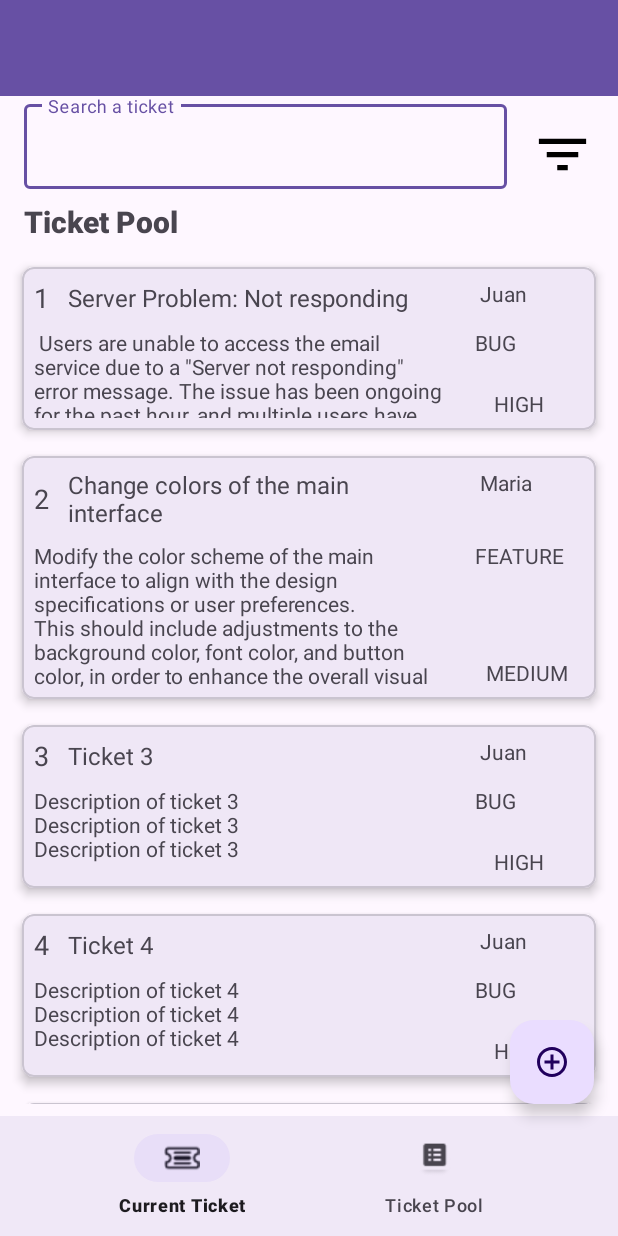
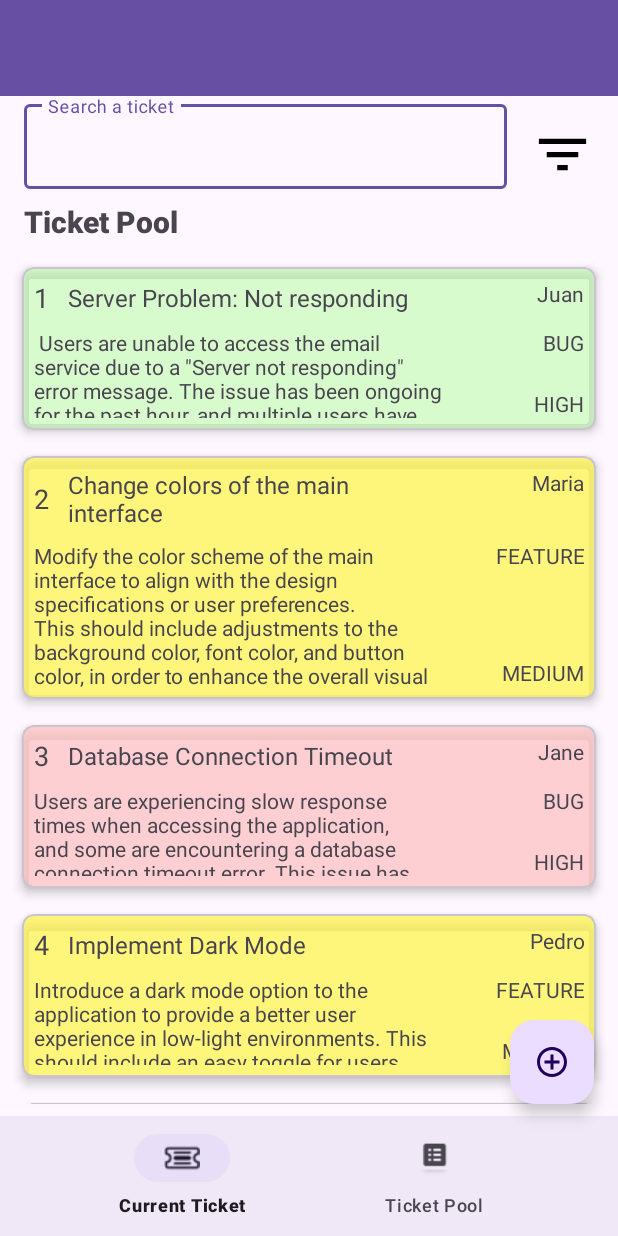
Before and after one commit to Kef131/HorasTicketTrackerIO, an Android app: the screen it shows after launch (MainActivity), after a tap on an icon or button, on a phone screen of 412 x 824 dp. Run offline under Robolectric (Android 15) with nearby library versions, the phone set to English and light mode, and no system bars; our stand-ins replace Room's generated code.

Commit message:
Added diferent color depending of status of ticket

```diff
--- a/app/src/main/java/mx/overcome/horastickettrackerio/data/model/TicketProvider.kt
+++ b/app/src/main/java/mx/overcome/horastickettrackerio/data/model/TicketProvider.kt
@@ -55,40 +55,45 @@ class TicketProvider {
             ),
             Ticket(
                 3,
-                "Ticket 3",
+                "Database Connection Timeout",
                 LocalDateTime.now().toDate(),
-                "Juan",
-                null,
+                "Jane",
+                "Development",
                 TicketType.BUG,
                 PriorityTicket.HIGH,
+                "1.1",
+                "Users are experiencing slow response times when accessing the application, " +
+                        "and some are encountering a database connection timeout error. This issue has been " +
+                        "reported by multiple users and needs to be investigated urgently.",
                 null,
-                "Description of ticket 3\nDescription of ticket 3\nDescription of ticket 3",
+                TicketState.RESOLVED
+            ),
+            Ticket(
+                4,
+                "Implement Dark Mode",
+                LocalDateTime.now().toDate(),
+                "Pedro",
+                "Design",
+                TicketType.FEATURE,
+                PriorityTicket.MEDIUM,
+                "1.03 Alpha",
+                "Introduce a dark mode option to the application to provide a better user experience " +
+                        "in low-light environments. This should include an easy toggle for users to switch " +
+                        "between light and dark mode according to their preferences.",
                 null,
                 TicketState.IN_PROGRESS
             ),
             Ticket(
-                4,
-                "Ticket 4",
+                5,
+                "Fix Broken Links in Help Documentation",
                 LocalDateTime.now().toDate(),
-                "Juan",
-                null,
+                "Samantha",
+                "Documentation",
                 TicketType.BUG,
-                PriorityTicket.HIGH,
-                null,
-                "Description of ticket 4\nDescription of ticket 4\nDescription of ticket 4",
-                null,
-                TicketState.RESOLVED
-            ),
-            Ticket(
-                5,
-                "Ticket 5",
-                LocalDateTime.now().toDate(),
-                "Juan",
-                null,
-                TicketType.BUG,
-                PriorityTicket.HIGH,
-                null,
-                "Description of ticket 5\nDescription of ticket 5\nDescription of ticket 5",
+                PriorityTicket.LOW,
+                "1.0",
+                "Several broken links have been reported in the help documentation. These need to be identified " +
+                        "and fixed to ensure users can easily navigate and access relevant information.",
                 null,
                 TicketState.ARCHIVED
             ),
--- a/app/src/main/java/mx/overcome/horastickettrackerio/domain/repository/TicketRepository.kt
+++ b/app/src/main/java/mx/overcome/horastickettrackerio/domain/repository/TicketRepository.kt
@@ -1,4 +1,5 @@
 package mx.overcome.horastickettrackerio.domain.repository
 
+//Here it will be handle the different options to get Ticket ( Locally with room, remotely with retrofit, etc)
 class TicketRepository {
 }
--- a/app/src/main/java/mx/overcome/horastickettrackerio/presentation/adapter/TicketListAdapter.kt
+++ b/app/src/main/java/mx/overcome/horastickettrackerio/presentation/adapter/TicketListAdapter.kt
@@ -5,8 +5,10 @@ import android.view.ViewGroup
 import androidx.recyclerview.widget.DiffUtil
 import androidx.recyclerview.widget.ListAdapter
 import androidx.recyclerview.widget.RecyclerView
+import mx.overcome.horastickettrackerio.R
 import mx.overcome.horastickettrackerio.data.model.Ticket
 import mx.overcome.horastickettrackerio.databinding.ItemTicketSummaryBinding
+import mx.overcome.horastickettrackerio.utils.TicketState
 
 
 class TicketListAdapter(private val clickListener: OnTicketClickListener) :
@@ -37,6 +39,12 @@ class TicketListAdapter(private val clickListener: OnTicketClickListener) :
             binding.root.setOnClickListener {
                 clickListener.onTicketClick(ticket)
             }
+            when(ticket.status) {
+                TicketState.OPEN -> binding.cardCardviewTicket.backgroundTintList = binding.root.context.resources.getColorStateList(R.color.openTicket)
+                TicketState.IN_PROGRESS -> binding.cardCardviewTicket.backgroundTintList = binding.root.context.resources.getColorStateList(R.color.inProgressTicket)
+                TicketState.RESOLVED -> binding.cardCardviewTicket.backgroundTintList = binding.root.context.resources.getColorStateList(R.color.resolvedTicket)
+                TicketState.ARCHIVED -> binding.cardCardviewTicket.backgroundTintList = binding.root.context.resources.getColorStateList(R.color.archivedTicket)
+            }
         }
     }
 
--- a/app/src/main/java/mx/overcome/horastickettrackerio/presentation/ui/activity/MainActivity.kt
+++ b/app/src/main/java/mx/overcome/horastickettrackerio/presentation/ui/activity/MainActivity.kt
@@ -2,9 +2,11 @@ package mx.overcome.horastickettrackerio.presentation.ui.activity
 
 import androidx.appcompat.app.AppCompatActivity
 import android.os.Bundle
+import android.widget.Toast
 import androidx.activity.viewModels
 import androidx.appcompat.app.AppCompatDelegate
 import androidx.fragment.app.activityViewModels
+import com.google.android.material.floatingactionbutton.FloatingActionButton
 import mx.overcome.horastickettrackerio.R
 import mx.overcome.horastickettrackerio.data.model.Ticket
 import mx.overcome.horastickettrackerio.databinding.ActivityMainBinding
@@ -24,7 +26,7 @@ class MainActivity : AppCompatActivity() {
         setContentView(binding.root)
         AppCompatDelegate.setDefaultNightMode(AppCompatDelegate.MODE_NIGHT_NO)
 
-        //Use fragment
+        // Add the fragment to the 'fragment_container' FrameLayout
         if (savedInstanceState == null) {
             supportFragmentManager
                 .beginTransaction()
@@ -32,10 +34,17 @@ class MainActivity : AppCompatActivity() {
                 .commit()
         }
 
+        // Add mock tickets
         binding.fabAddTicket.setOnClickListener {
             ticketViewModel.getAllTicketList()
+            Toast.makeText(this, "Mock Tickets Added", Toast.LENGTH_SHORT).show()
         }
 
     }
 
+    // Return the FAB to hande in the fragments
+    fun  getFabAddTicket(): FloatingActionButton {
+        return binding.fabAddTicket;
+    }
+
 }
--- a/app/src/main/java/mx/overcome/horastickettrackerio/presentation/ui/fragment/TicketDetailFragment.kt
+++ b/app/src/main/java/mx/overcome/horastickettrackerio/presentation/ui/fragment/TicketDetailFragment.kt
@@ -8,6 +8,7 @@ import android.view.ViewGroup
 import mx.overcome.horastickettrackerio.R
 import mx.overcome.horastickettrackerio.data.model.Ticket
 import mx.overcome.horastickettrackerio.databinding.FragmentTicketDetailBinding
+import mx.overcome.horastickettrackerio.presentation.ui.activity.MainActivity
 import java.text.SimpleDateFormat
 
 class TicketDetailFragment : Fragment() {
@@ -40,7 +41,7 @@ class TicketDetailFragment : Fragment() {
             requireActivity().supportFragmentManager.popBackStack()
         }
 
-
+        (requireActivity() as MainActivity).getFabAddTicket().hide()
         return binding.root
     }
 
--- a/app/src/main/java/mx/overcome/horastickettrackerio/presentation/ui/fragment/TicketListFragment.kt
+++ b/app/src/main/java/mx/overcome/horastickettrackerio/presentation/ui/fragment/TicketListFragment.kt
@@ -15,6 +15,7 @@ import mx.overcome.horastickettrackerio.data.model.Ticket
 import mx.overcome.horastickettrackerio.databinding.FragmentTicketListBinding
 import mx.overcome.horastickettrackerio.presentation.adapter.OnTicketClickListener
 import mx.overcome.horastickettrackerio.presentation.adapter.TicketListAdapter
+import mx.overcome.horastickettrackerio.presentation.ui.activity.MainActivity
 import mx.overcome.horastickettrackerio.presentation.ui.viewmodel.TicketViewModel
 
 
@@ -30,16 +31,16 @@ class TicketListFragment : Fragment(), OnTicketClickListener {
         inflater: LayoutInflater, container: ViewGroup?,
         savedInstanceState: Bundle?
     ): View? {
-        // Inflate the layout for this fragment
+
         _binding = FragmentTicketListBinding.inflate(inflater, container, false)
         initRecyclerView()
+        (requireActivity() as MainActivity).getFabAddTicket().show()
         return binding.root
 
     }
 
     override fun onActivityCreated(savedInstanceState: Bundle?) {
         super.onActivityCreated(savedInstanceState)
-
 
         ticketViewModel.ticketList.observe(viewLifecycleOwner) { ticketList ->
             ticketListAdapter.submitList(ticketList)
@@ -54,6 +55,7 @@ class TicketListFragment : Fragment(), OnTicketClickListener {
         }
     }
 
+    // Implement interface to open TicketDetailFragment on click with Ticket Information
     override fun onTicketClick(ticket: Ticket) {
         val ticketDetailFragment = TicketDetailFragment.newInstance(ticket)
         requireActivity().supportFragmentManager
--- a/app/src/main/res/layout/fragment_ticket_detail.xml
+++ b/app/src/main/res/layout/fragment_ticket_detail.xml
@@ -141,6 +141,7 @@
             app:layout_constraintStart_toStartOf="parent"
             app:layout_constraintTop_toBottomOf="@+id/linearLayout3" />
 
+
         <LinearLayout
             android:id="@+id/linearLayout4"
             android:layout_width="0dp"
@@ -159,7 +160,8 @@
                 android:layout_height="match_parent"
                 android:layout_weight="9"
                 android:enabled="false"
-                android:hint="File list" />
+                android:hint="File list"
+                android:textSize="16sp" />
 
             <ImageButton
                 android:id="@+id/fragTicketDet_btn_addFiles"
@@ -192,5 +194,15 @@
             app:layout_constraintBottom_toBottomOf="parent"
             app:layout_constraintEnd_toEndOf="parent" />
 
+        <View
+            android:id="@+id/view"
+            android:layout_width="wrap_content"
+            android:layout_height="0dp"
+            android:background="#D59D9D9D"
+            app:layout_constraintBottom_toBottomOf="parent"
+            app:layout_constraintEnd_toEndOf="parent"
+            app:layout_constraintStart_toStartOf="parent"
+            app:layout_constraintTop_toBottomOf="@+id/fragTicketDet_et_description" />
+
     </androidx.constraintlayout.widget.ConstraintLayout>
 </FrameLayout>
--- a/app/src/main/res/layout/item_ticket_summary.xml
+++ b/app/src/main/res/layout/item_ticket_summary.xml
@@ -2,11 +2,12 @@
 <com.google.android.material.card.MaterialCardView xmlns:android="http://schemas.android.com/apk/res/android"
     xmlns:app="http://schemas.android.com/apk/res-auto"
     xmlns:tools="http://schemas.android.com/tools"
+    android:id="@+id/card_cardview_ticket"
     android:layout_width="match_parent"
     android:layout_height="wrap_content"
-    app:cardUseCompatPadding="true"
+    app:cardCornerRadius="8dp"
     app:cardElevation="4dp"
-    app:cardCornerRadius="8dp">
+    app:cardUseCompatPadding="true">
 
     <androidx.constraintlayout.widget.ConstraintLayout
         android:layout_width="match_parent"
@@ -46,6 +47,7 @@
             android:layout_marginTop="8dp"
             android:layout_marginEnd="8dp"
             android:hint="Reponsible"
+            android:textAlignment="textEnd"
             app:layout_constraintEnd_toEndOf="parent"
             app:layout_constraintTop_toTopOf="parent" />
 
@@ -84,20 +86,22 @@
             android:layout_width="wrap_content"
             android:layout_height="wrap_content"
             android:layout_marginTop="8dp"
+            android:layout_marginEnd="8dp"
             android:hint="TicketType"
+            android:textAlignment="textEnd"
             app:layout_constraintEnd_toEndOf="parent"
-            app:layout_constraintStart_toStartOf="@+id/guideline_ver"
             app:layout_constraintTop_toTopOf="@+id/guideline_hor" />
 
         <TextView
             android:id="@+id/card_tv_priority_ticket"
             android:layout_width="wrap_content"
             android:layout_height="wrap_content"
+            android:layout_marginEnd="8dp"
             android:layout_marginBottom="8dp"
             android:hint="Priority"
+            android:textAlignment="textEnd"
             app:layout_constraintBottom_toBottomOf="parent"
-            app:layout_constraintEnd_toEndOf="parent"
-            app:layout_constraintStart_toStartOf="@+id/guideline_ver" />
+            app:layout_constraintEnd_toEndOf="parent" />
 
     </androidx.constraintlayout.widget.ConstraintLayout>
 </com.google.android.material.card.MaterialCardView>
--- a/app/src/main/res/values/colors.xml
+++ b/app/src/main/res/values/colors.xml
@@ -5,4 +5,8 @@
     <color name="colorPrimary">#3F51B5</color>
     <color name="colorPrimaryDark">#303F9F</color>
     <color name="colorAccent">#FF4081</color>
+    <color name="openTicket">#8CBAFFA7</color>
+    <color name="inProgressTicket">#B7FFF647</color>
+    <color name="resolvedTicket">#B7FFC0C0</color>
+    <color name="archivedTicket">#B7BCBCBC</color>
 </resources>
```
